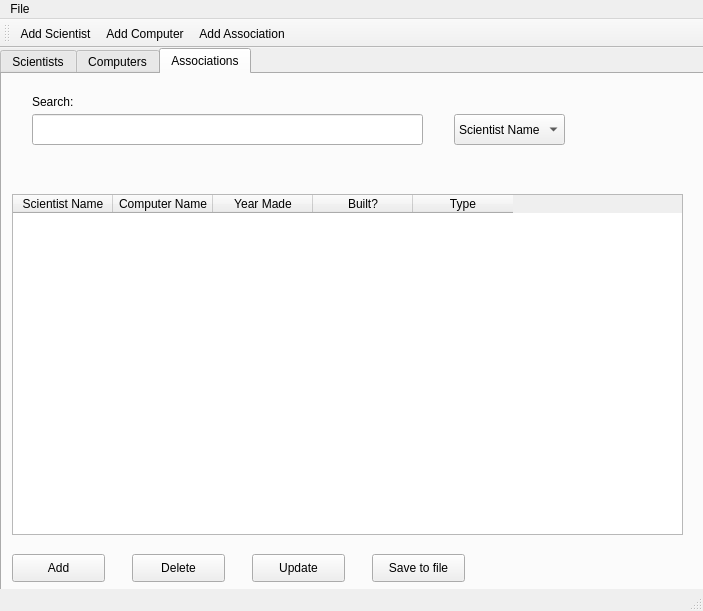
First picture: the form in mainwindow.ui, repository marthagb/VLN1-Skil-3, before the edit.
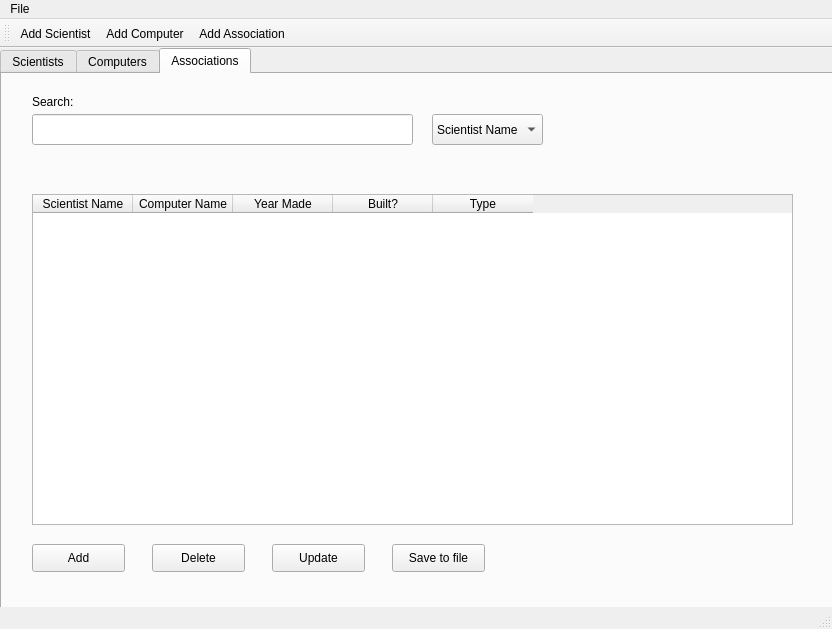
Second picture: the form after the edit. The open tabs and pages were chosen to show the change. Icons and pictures are not drawn.

Diff of the .ui file:
```diff
--- a/mainwindow.ui
+++ b/mainwindow.ui
@@ -6,8 +6,8 @@
    <rect>
     <x>0</x>
     <y>0</y>
-    <width>703</width>
-    <height>611</height>
+    <width>832</width>
+    <height>629</height>
    </rect>
   </property>
   <property name="windowTitle">
@@ -19,7 +19,7 @@
      <rect>
       <x>0</x>
       <y>0</y>
-      <width>711</width>
+      <width>841</width>
       <height>571</height>
      </rect>
     </property>
@@ -373,10 +373,10 @@
      <widget class="QTableWidget" name="associationsTable">
       <property name="geometry">
        <rect>
-        <x>10</x>
+        <x>30</x>
         <y>120</y>
-        <width>671</width>
-        <height>341</height>
+        <width>761</width>
+        <height>331</height>
        </rect>
       </property>
       <property name="sizeAdjustPolicy">
@@ -417,8 +417,8 @@
      <widget class="QPushButton" name="addAssociationButton">
       <property name="geometry">
        <rect>
-        <x>10</x>
-        <y>480</y>
+        <x>30</x>
+        <y>470</y>
         <width>93</width>
         <height>28</height>
        </rect>
@@ -430,8 +430,8 @@
      <widget class="QPushButton" name="deleteAssociationButton">
       <property name="geometry">
        <rect>
-        <x>130</x>
-        <y>480</y>
+        <x>150</x>
+        <y>470</y>
         <width>93</width>
         <height>28</height>
        </rect>
@@ -443,8 +443,8 @@
      <widget class="QPushButton" name="updateAssociationButton">
       <property name="geometry">
        <rect>
-        <x>250</x>
-        <y>480</y>
+        <x>270</x>
+        <y>470</y>
         <width>93</width>
         <height>28</height>
        </rect>
@@ -456,8 +456,8 @@
      <widget class="QPushButton" name="saveAssocToFileButton">
       <property name="geometry">
        <rect>
-        <x>370</x>
-        <y>480</y>
+        <x>390</x>
+        <y>470</y>
         <width>93</width>
         <height>28</height>
        </rect>
@@ -471,7 +471,7 @@
        <rect>
         <x>30</x>
         <y>40</y>
-        <width>391</width>
+        <width>381</width>
         <height>31</height>
        </rect>
       </property>
@@ -492,7 +492,7 @@
      <widget class="QComboBox" name="searchAssocByBox">
       <property name="geometry">
        <rect>
-        <x>452</x>
+        <x>430</x>
         <y>40</y>
         <width>111</width>
         <height>31</height>
@@ -532,7 +532,7 @@
     <rect>
      <x>0</x>
      <y>0</y>
-     <width>703</width>
+     <width>832</width>
      <height>26</height>
     </rect>
    </property>
```
Left out of the diff: 50 changed lines with no effect on the pictures.
